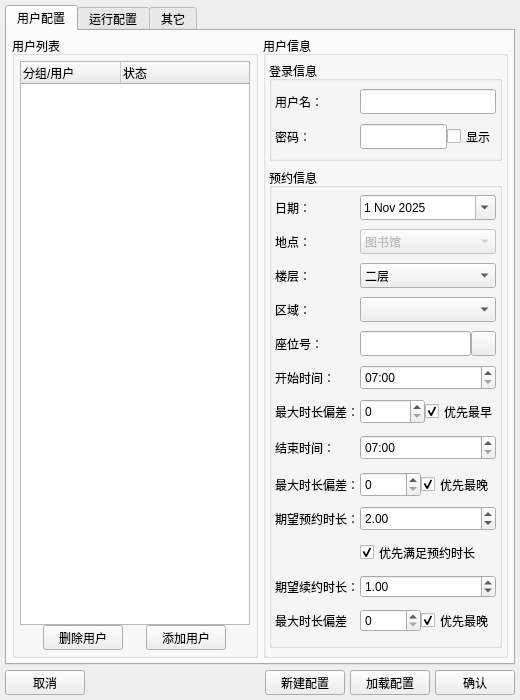
KenanZhu/AutoLibrary, file src/gui/ALConfigWidget.ui: the form before one commit.
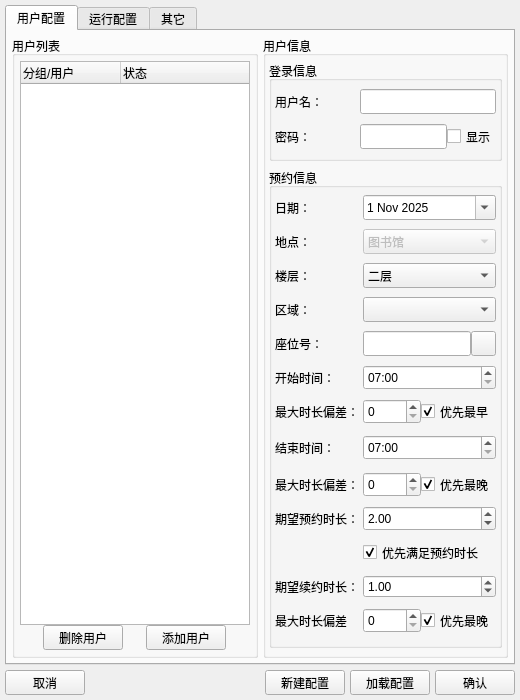
The form after the commit. Icons and pictures are not drawn.

Commit message: fix(gui): 修复一些界面问题

What changed in the file:
```diff
--- a/src/gui/ALConfigWidget.ui
+++ b/src/gui/ALConfigWidget.ui
@@ -905,7 +905,7 @@
                 <widget class="QSpinBox" name="MaxBeginTimeDiffSpinBox">
                  <property name="minimumSize">
                   <size>
-                   <width>65</width>
+                   <width>55</width>
                    <height>25</height>
                   </size>
                  </property>
@@ -1052,7 +1052,20 @@
                 <number>0</number>
                </property>
                <item>
-                <widget class="QSpinBox" name="MaxRenewTimeDiffSpinBox"/>
+                <widget class="QSpinBox" name="MaxRenewTimeDiffSpinBox">
+                 <property name="minimumSize">
+                  <size>
+                   <width>55</width>
+                   <height>25</height>
+                  </size>
+                 </property>
+                 <property name="maximumSize">
+                  <size>
+                   <width>16777215</width>
+                   <height>25</height>
+                  </size>
+                 </property>
+                </widget>
                </item>
                <item>
                 <widget class="QCheckBox" name="PreferLateRenewTimeCheckBox">
```
